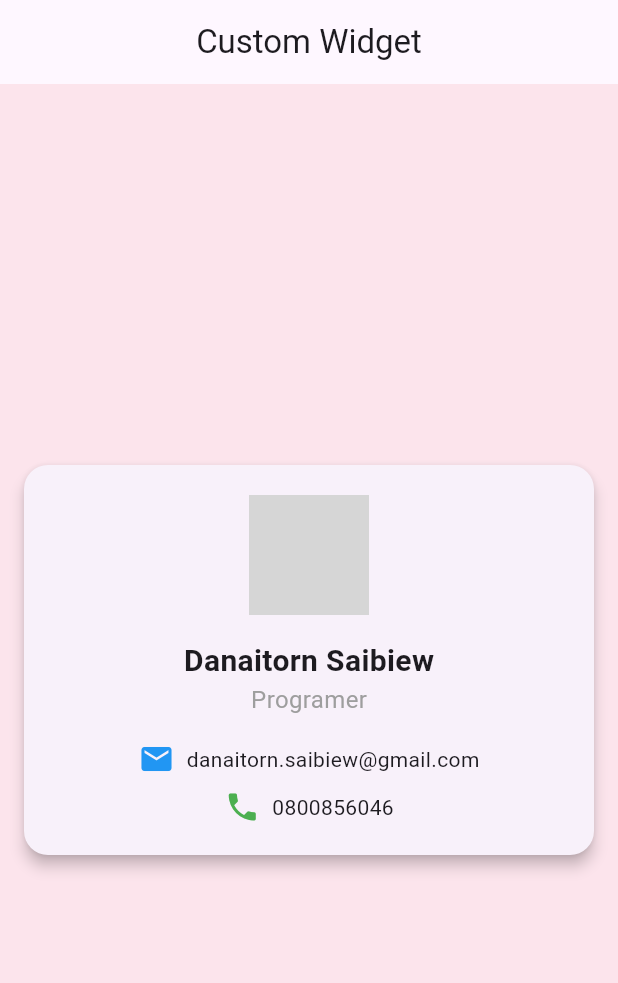
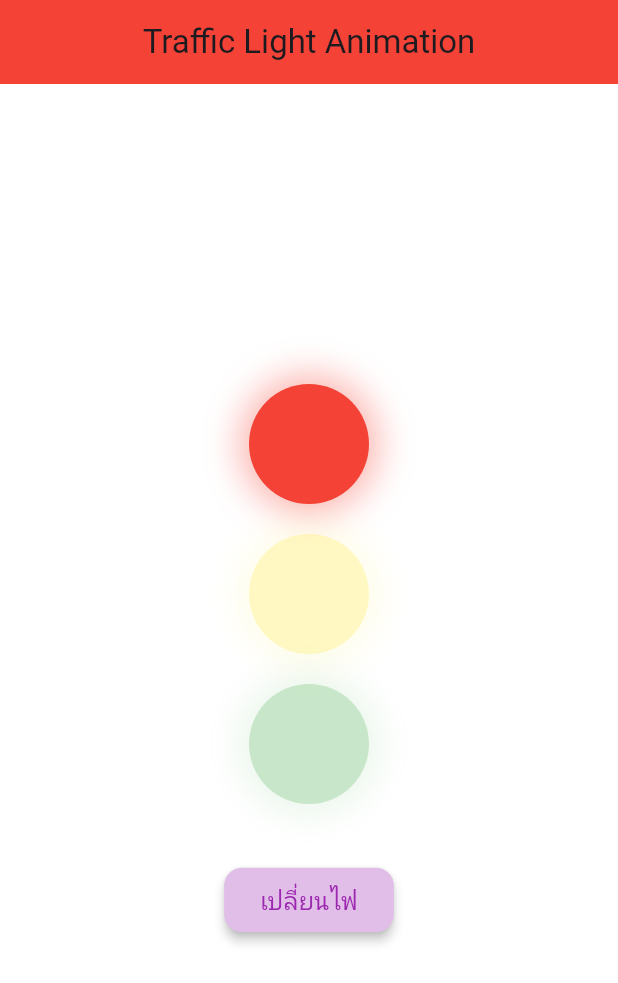
Before and after one commit to Danitorn06/first_app, a Flutter app: the screen it shows after launch, on a phone screen of 412 x 824 dp. Shown: the top 983 px of the screen. Run offline on Flutter 3.47's test engine with Material 3 defaults, Android fonts, the phone set to English and light mode, and no system bars; grey boxes are pictures that could not be loaded.

Commit message:
update trafficapp

```diff
--- a/lib/main.dart
+++ b/lib/main.dart
@@ -4,7 +4,12 @@ import 'package:flutter/material.dart';
 //import 'api_example/api_exampleList.dart';
 //import 'api_example/AssigmentWeek5.dart';
 //import 'page/CustomWidgetPage.dart';
-import 'page/ProfilePage.dart';
+//import 'page/ProfilePage.dart';
+//import 'page/test_dark_light.dart';
+//import 'page/setting_page.dart';
+//import 'page/aminimated_simple.dart';
+import 'page/TrafficApp.dart';
+
 
 void main() {
   runApp(const MyApp());
@@ -25,7 +30,10 @@ class MyApp extends StatelessWidget {
       //home: const CustomWidgetPage(),
       //home: const ApiExampleList(),
       //home: const RegistrationForm(),
-      home: const ProfilePage(),
+      //home: const AnimatedTest(),
+      //home: const SettingPage(),
+      //home: const AnimatedBox(),
+      home: const TrafficApp(),
     );
-  }
 }
+}
--- /dev/null
+++ b/lib/page/TrafficApp.dart
@@ -0,0 +1,96 @@
+import 'package:flutter/material.dart';
+
+class TrafficApp extends StatefulWidget {
+  const TrafficApp({super.key});
+
+  @override
+  State<TrafficApp> createState() => _TrafficAppState();
+}
+
+class _TrafficAppState extends State<TrafficApp> {
+  int _currentLight = 0; // 0 = Red, 1 = Yellow, 2 = Green
+
+  void _changeLight() {
+    setState(() {
+      _currentLight = (_currentLight + 1) % 3;
+    });
+  }
+
+  @override
+  Widget build(BuildContext context) {
+    return Scaffold(
+      backgroundColor: Colors.white,
+      appBar: AppBar(
+        title: const Text('Traffic Light Animation'),
+        centerTitle: true,
+        backgroundColor: Colors.red,
+      ),
+      body: Center(
+        child: Column(
+          mainAxisAlignment: MainAxisAlignment.center,
+          children: [
+            // ✅ สัญญาณไฟแบบเรียงในแนวตั้ง
+            Column(
+              mainAxisAlignment: MainAxisAlignment.center,
+              children: [
+                AnimatedOpacity(
+                  opacity: _currentLight == 0 ? 1.0 : 0.3,
+                  duration: const Duration(milliseconds: 800),
+                  child: _buildLight(Colors.red),
+                ),
+                const SizedBox(height: 20),
+                AnimatedOpacity(
+                  opacity: _currentLight == 1 ? 1.0 : 0.3,
+                  duration: const Duration(milliseconds: 800),
+                  child: _buildLight(Colors.yellow),
+                ),
+                const SizedBox(height: 20),
+                AnimatedOpacity(
+                  opacity: _currentLight == 2 ? 1.0 : 0.3,
+                  duration: const Duration(milliseconds: 800),
+                  child: _buildLight(Colors.green),
+                ),
+              ],
+            ),
+            const SizedBox(height: 40),
+            ElevatedButton(
+              onPressed: _changeLight,
+              style: ElevatedButton.styleFrom(
+                backgroundColor: Colors.purple.shade100,
+                foregroundColor: Colors.purple,
+                padding:
+                    const EdgeInsets.symmetric(horizontal: 24, vertical: 10),
+                shape: RoundedRectangleBorder(
+                  borderRadius: BorderRadius.circular(12),
+                ),
+                elevation: 3,
+              ),
+              child: const Text(
+                'เปลี่ยนไฟ',
+                style: TextStyle(fontSize: 16),
+              ),
+            ),
+          ],
+        ),
+      ),
+    );
+  }
+
+  Widget _buildLight(Color color) {
+    return Container(
+      width: 80,
+      height: 80,
+      decoration: BoxDecoration(
+        color: color,
+        shape: BoxShape.circle,
+        boxShadow: [
+          BoxShadow(
+            color: color.withOpacity(0.4),
+            blurRadius: 20,
+            spreadRadius: 6,
+          ),
+        ],
+      ),
+    );
+  }
+}
--- a/pubspec.yaml
+++ b/pubspec.yaml
@@ -35,6 +35,7 @@ dependencies:
   # Use with the CupertinoIcons class for iOS style icons.
   cupertino_icons: ^1.0.8
   http: ^1.5.0
+  shared_preferences: ^2.5.3
 
 dev_dependencies:
   flutter_test:
```
Also changed, not shown: lib/page/aminimated_simple.dart (added, +235 -0 lines), lib/page/test_dark_light.dart (added, +31 -0 lines), pubspec.lock, 1 other file.
